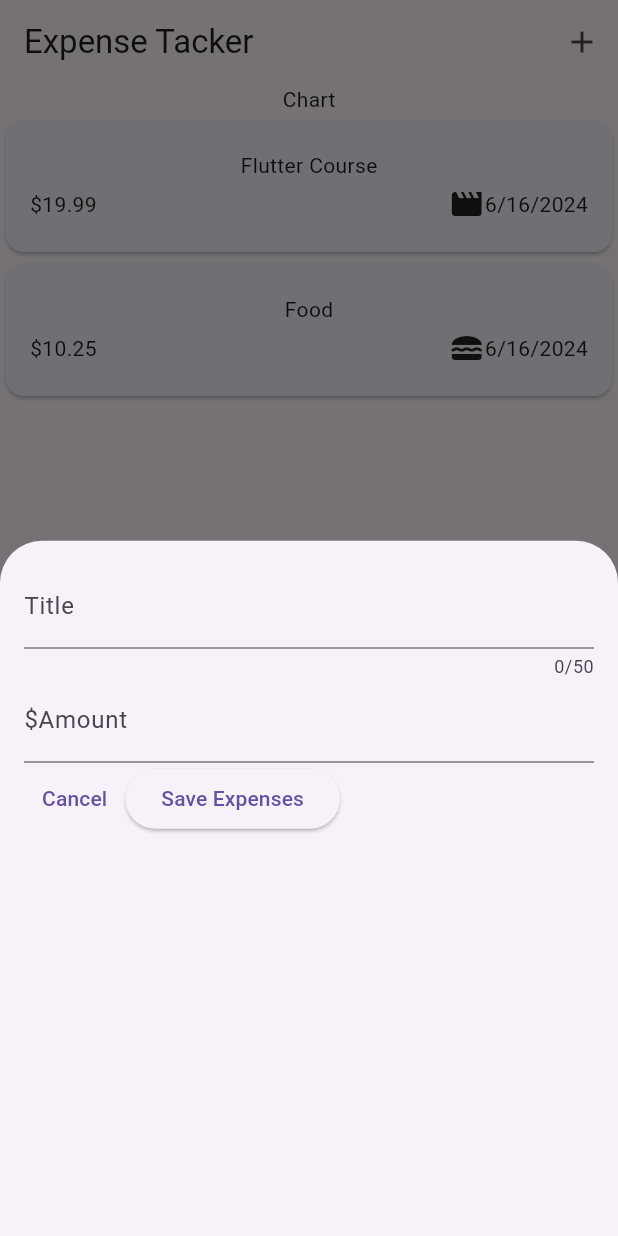
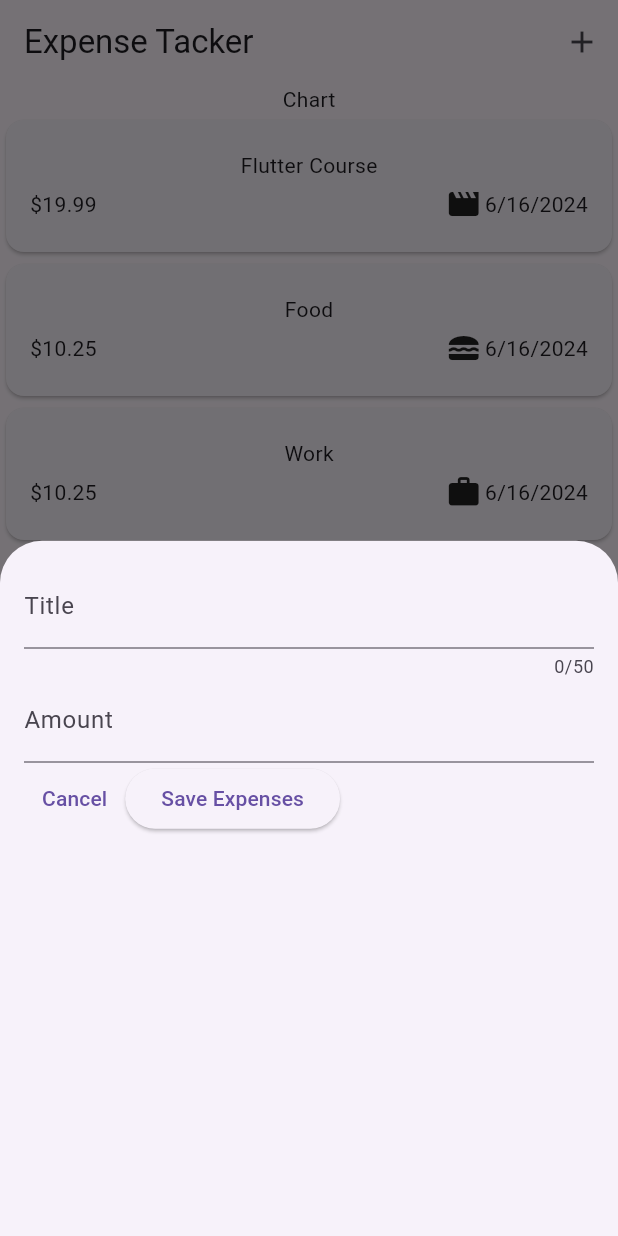
Before and after one commit to harshrajnandvikar/expenseplannerflutter, a Flutter app: the screen it shows after launch, after a tap on the "add" icon, on a phone screen of 412 x 824 dp. Run offline on Flutter 3.47's test engine with Material 3 defaults, Android fonts, the phone set to English and light mode, and no system bars.

Commit message:
Added a Card to the app and added a Dollar Sign

```diff
--- a/lib/widgets/expense.dart
+++ b/lib/widgets/expense.dart
@@ -23,6 +23,12 @@ class _ExpensesState extends State<Expenses> {
       title: 'Food',
       amount: 10.25,
       category: Category.food,
+      date: DateTime.now(),
+    ),
+    ExpenseStructure(
+      title: 'Work',
+      amount: 10.25,
+      category: Category.work,
       date: DateTime.now(),
     ),
   ];
--- a/lib/widgets/expense_list/expense_item.dart
+++ b/lib/widgets/expense_list/expense_item.dart
@@ -1,5 +1,5 @@
 import 'package:expense_tracker/models/expense_structure.dart';
-import 'package:expense_tracker/widgets/expense.dart';
+
 import 'package:flutter/material.dart';
 
 class ExpenseItem extends StatelessWidget {
@@ -30,6 +30,9 @@ class ExpenseItem extends StatelessWidget {
                   Icon(
                     categoryIcons[expenses.category],
                   ),
+                  const SizedBox(
+                    width: 2,
+                  ),
                   Text(expenses.formattedDate),
                 ],
               )
--- a/lib/widgets/new_expenses.dart
+++ b/lib/widgets/new_expenses.dart
@@ -37,7 +37,8 @@ class _NewExpensesState extends State<NewExpenses> {
             controller: _amountController,
             keyboardType: TextInputType.number,
             decoration: const InputDecoration(
-              label: Text('\$Amount'),
+              prefixText: '\$',
+              label: Text('Amount'),
             ),
           ),
           Row(
@@ -47,9 +48,7 @@ class _NewExpensesState extends State<NewExpenses> {
                 child: const Text('Cancel'),
               ),
               ElevatedButton(
-                onPressed: () {
-                  print(_titleController.text);
-                },
+                onPressed: () {},
                 child: const Text('Save Expenses'),
               ),
             ],
```
